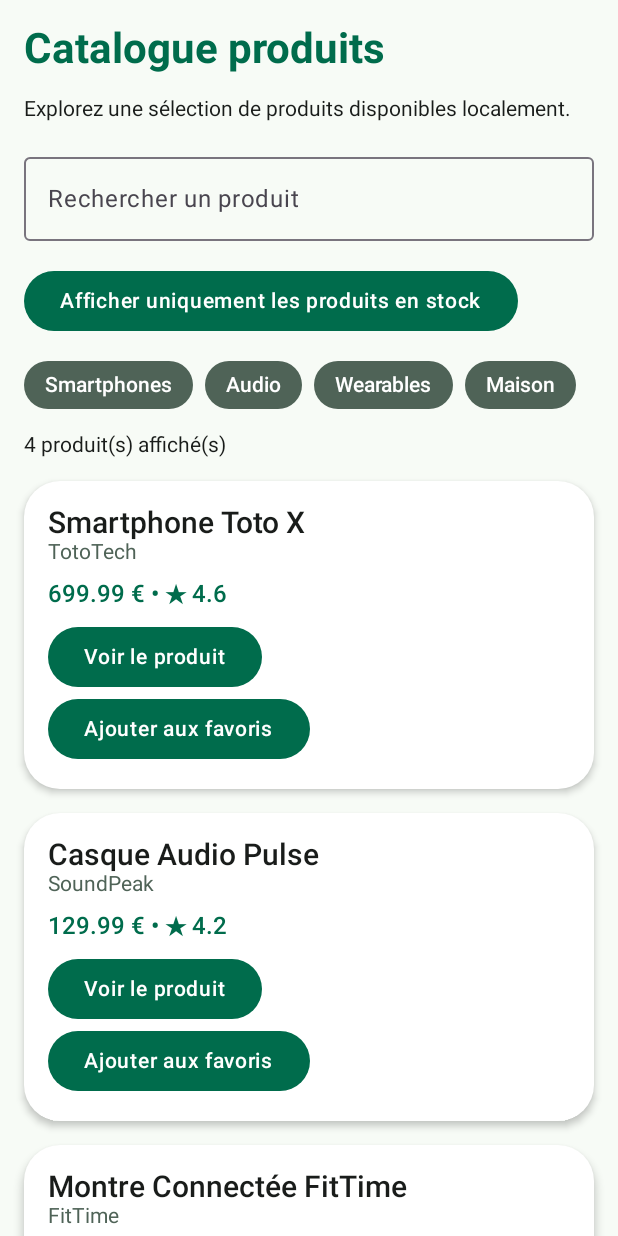
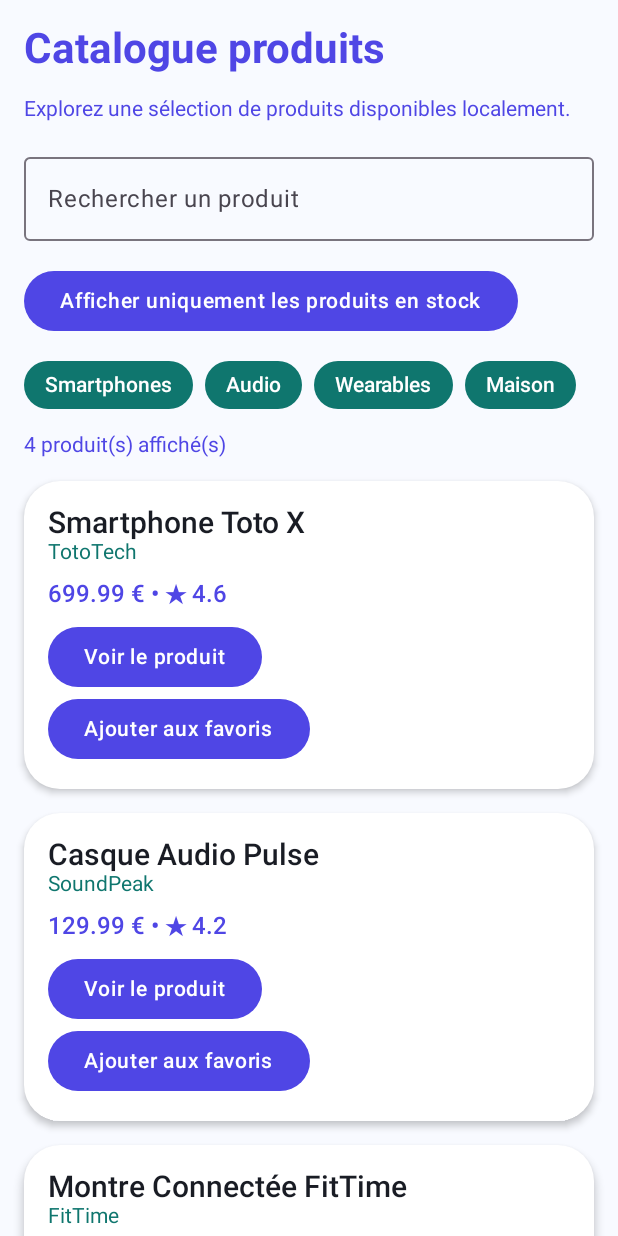
Before and after one commit to MaximeBjrd/ProductExplorer, an Android app built with Jetpack Compose: the screen it shows after launch (MainActivity), on a phone screen of 412 x 824 dp. Run offline under Robolectric (Android 15) with nearby library versions, the phone set to English and light mode, and no system bars.

Commit message:
Modifications des couleurs du thème

```diff
--- a/app/src/main/java/com/example/productexplorer/MainActivity.kt
+++ b/app/src/main/java/com/example/productexplorer/MainActivity.kt
@@ -617,7 +617,8 @@ fun ProductCatalogScreen(
         item {
             Text(
                 text = "Explorez une sélection de produits disponibles localement.",
-                style = MaterialTheme.typography.bodyMedium
+                style = MaterialTheme.typography.bodyMedium,
+                color = MaterialTheme.colorScheme.primary
             )
         }
         item {
@@ -647,7 +648,8 @@ fun ProductCatalogScreen(
         item {
             Text(
                 text = "${products.size} produit(s) affiché(s)",
-                style = MaterialTheme.typography.bodyMedium
+                style = MaterialTheme.typography.bodyMedium,
+                color = MaterialTheme.colorScheme.primary
             )
         }
         items(
--- a/app/src/main/java/com/example/productexplorer/ui/theme/Theme.kt
+++ b/app/src/main/java/com/example/productexplorer/ui/theme/Theme.kt
@@ -15,26 +15,20 @@ import androidx.compose.ui.graphics.Color
 import androidx.compose.ui.platform.LocalContext
 import androidx.compose.ui.unit.dp
 
+private val LightColorScheme = lightColorScheme(
+    primary = Color(0xFF4F46E5), onPrimary = Color.White,
+    primaryContainer = Color(0xFFE0E7FF), onPrimaryContainer = Color(0xFF1E1B4B),
+    secondary = Color(0xFF0F766E),
+    background = Color(0xFFF8FAFF), onBackground = Color(0xFF191C24),
+    surface = Color.White, onSurface = Color(0xFF191C24)
+)
 private val DarkColorScheme = darkColorScheme(
-    primary = Color(0xFF7DDBB0),
-    onPrimary = Color(0xFF003826),
-    secondary = Color(0xFFB7CCBC),
-    background = Color(0xFF101411),
-    onBackground = Color(0xFFE0E4DF),
-    surface = Color(0xFF1C211D),
-    onSurface = Color(0xFFE0E4DF)
+    primary = Color(0xFFA5B4FC), onPrimary = Color(0xFF1E1B4B),
+    primaryContainer = Color(0xFF3730A3), onPrimaryContainer = Color(0xFFE0E7FF),
+    secondary = Color(0xFF5EEAD4),
+    background = Color(0xFF0F1117), onBackground = Color(0xFFE5E7EB),
+    surface = Color(0xFF1A1D27), onSurface = Color(0xFFE5E7EB)
 )
-
-private val LightColorScheme = lightColorScheme(
-    primary = Color(0xFF006C4C),
-    onPrimary = Color.White,
-    secondary = Color(0xFF4F6357),
-    background = Color(0xFFF7FBF6),
-    onBackground = Color(0xFF191C1A),
-    surface = Color(0xFFFFFFFF),
-    onSurface = Color(0xFF191C1A)
-)
-
 
 @Composable
 fun ProductExplorerTheme(
```
